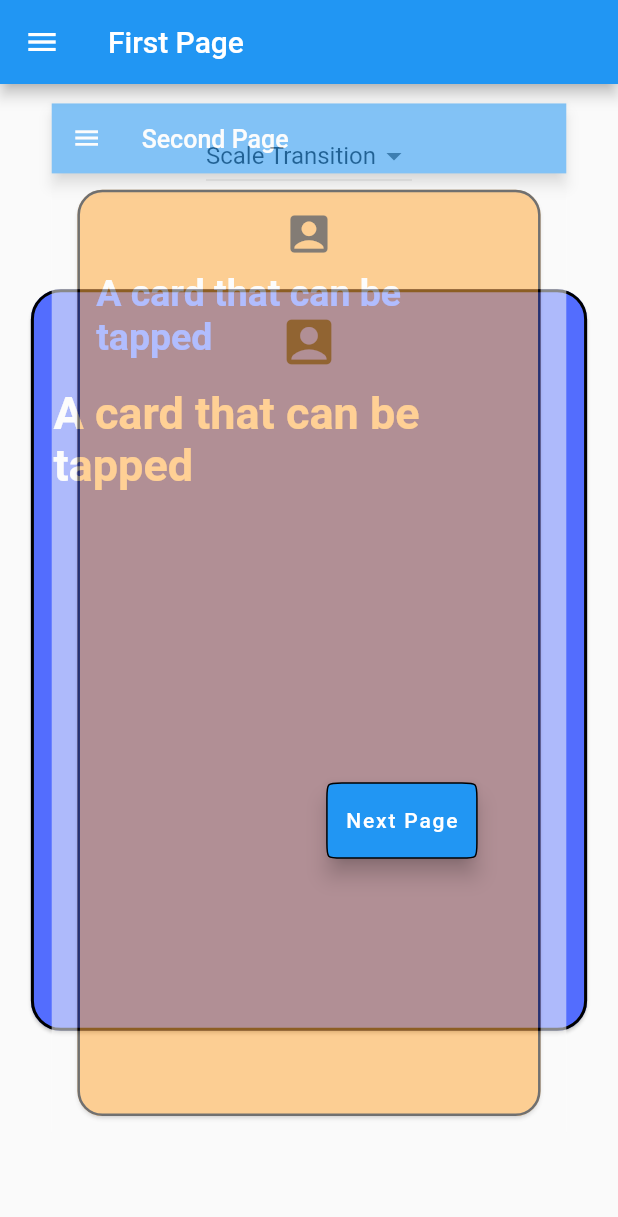
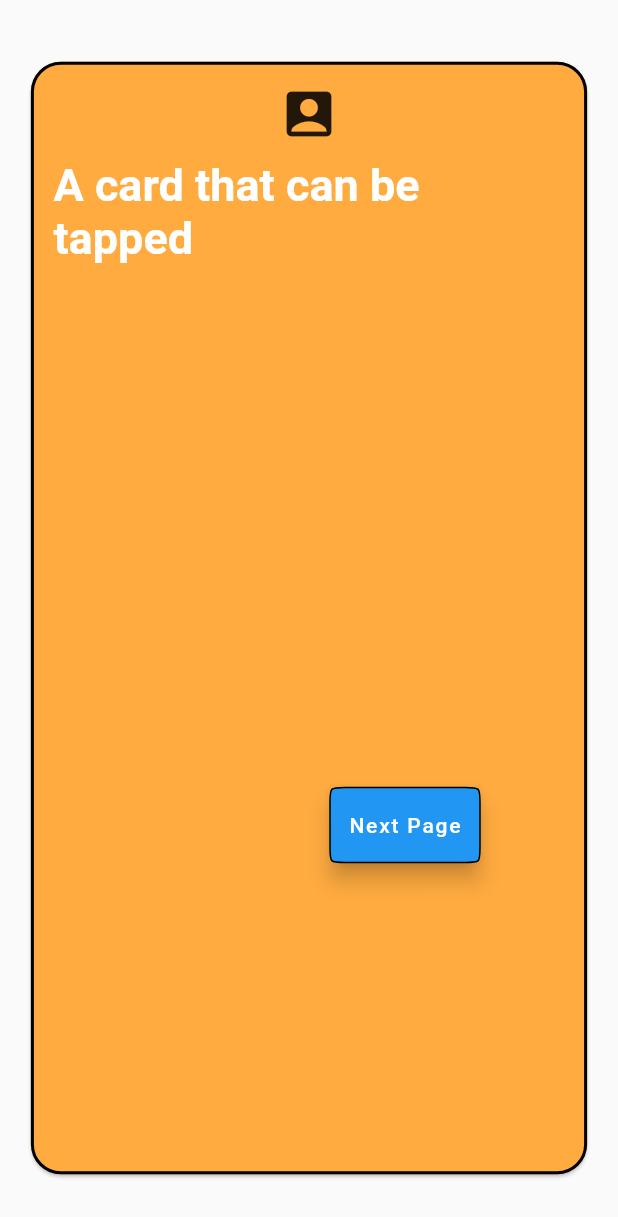
Before and after one commit to RicardoRaymundo/cards_navigation, a Flutter app: the screen it shows after launch, after a tap on "Next Page", on a phone screen of 412 x 824 dp. Shown: the top 1217 px of the screen. Run offline on Flutter 3.47's test engine with Material 2 defaults, Android fonts, the phone set to English and light mode, and no system bars.

Commit message:
Retirada as appbar das paginas

```diff
--- a/lib/pages/first_page.dart
+++ b/lib/pages/first_page.dart
@@ -57,9 +57,6 @@ class _FirstPageState extends State<FirstPage> {
   @override
   Widget build(BuildContext context) {
     return Scaffold(
-      appBar: AppBar(
-        title: Text('First Page'),
-      ),
       drawer: Drawer(
         child: ListView(
           children: <Widget>[
@@ -84,7 +81,7 @@ class _FirstPageState extends State<FirstPage> {
         children: <Widget>[
           MediumCard(colors: Colors.indigoAccent,),
           Align(
-            heightFactor: 9,
+            heightFactor: 9.7,
             alignment: Alignment.bottomCenter,
             child: Container(
               height: 50,
@@ -106,7 +103,7 @@ class _FirstPageState extends State<FirstPage> {
             ),
           ),
           Align(
-            heightFactor: 2,
+            heightFactor: 3,
             child: _normalDown(),
           ),
         ],
--- a/lib/pages/second_page.dart
+++ b/lib/pages/second_page.dart
@@ -10,15 +10,11 @@ class SecondPage extends StatelessWidget {
   @override
   Widget build(BuildContext context) {
     return Scaffold(
-      appBar: AppBar(
-        title: Text('Second Page'),
-      ),
-      drawer: Drawer(),
       body: Stack(
         children: <Widget>[
           TallCard(colors: Colors.orangeAccent,),
           Align(
-            heightFactor: 10.7,
+            heightFactor: 11.5,
             widthFactor: 3.2,
             alignment: Alignment.bottomRight,
             child: Container(
--- a/lib/pages/third_page.dart
+++ b/lib/pages/third_page.dart
@@ -16,10 +16,6 @@ class ThirdPage extends StatelessWidget {
   @override
   Widget build(BuildContext context) {
     return Scaffold(
-        appBar: AppBar(
-          title: Text('Third Page'),
-        ),
-        drawer: Drawer(),
         body: ListView(
           scrollDirection: Axis.vertical,
           children: <Widget>[
--- a/lib/resourses/resource_custom_navigator.dart
+++ b/lib/resourses/resource_custom_navigator.dart
@@ -7,7 +7,7 @@ class CustomNavigator{
       pageBuilder: (BuildContext context, Animation<double> animation, Animation<double> secondaryAnimation) {
         return newRoute;
       },
-      transitionDuration: Duration(seconds: 2),
+      transitionDuration: Duration(seconds: 1),
       transitionsBuilder: (BuildContext context, Animation<double> animation, Animation<double> secondaryAnimation, Widget child) {
         return selectedAnimation(animation, secondaryAnimation, child);
       },
```
